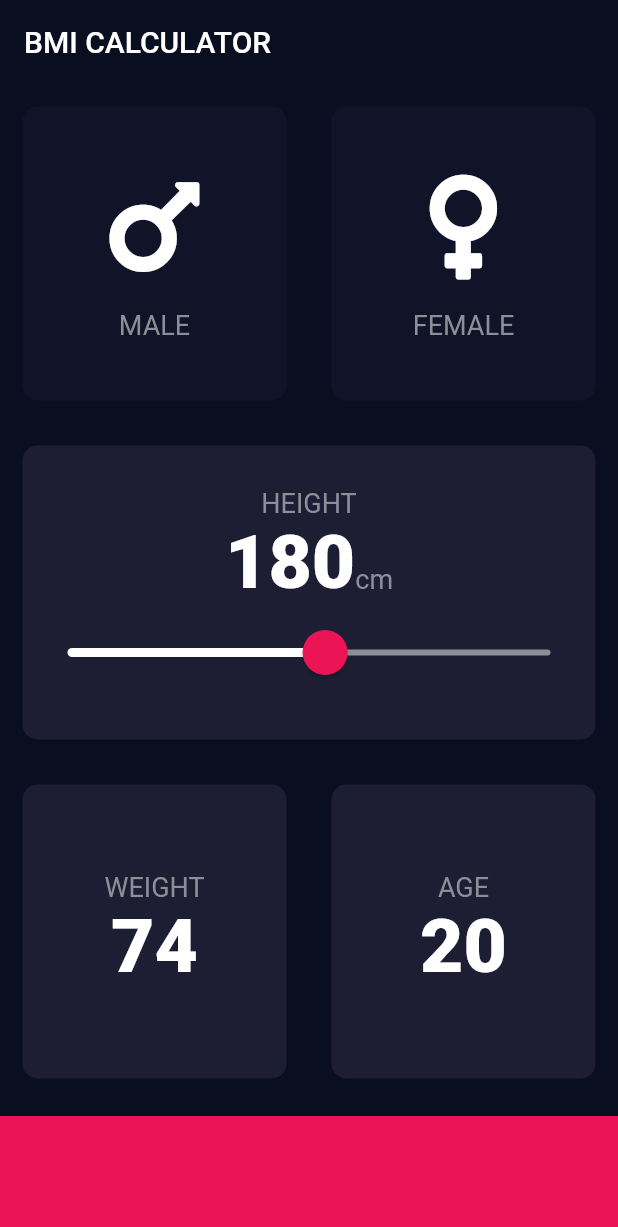
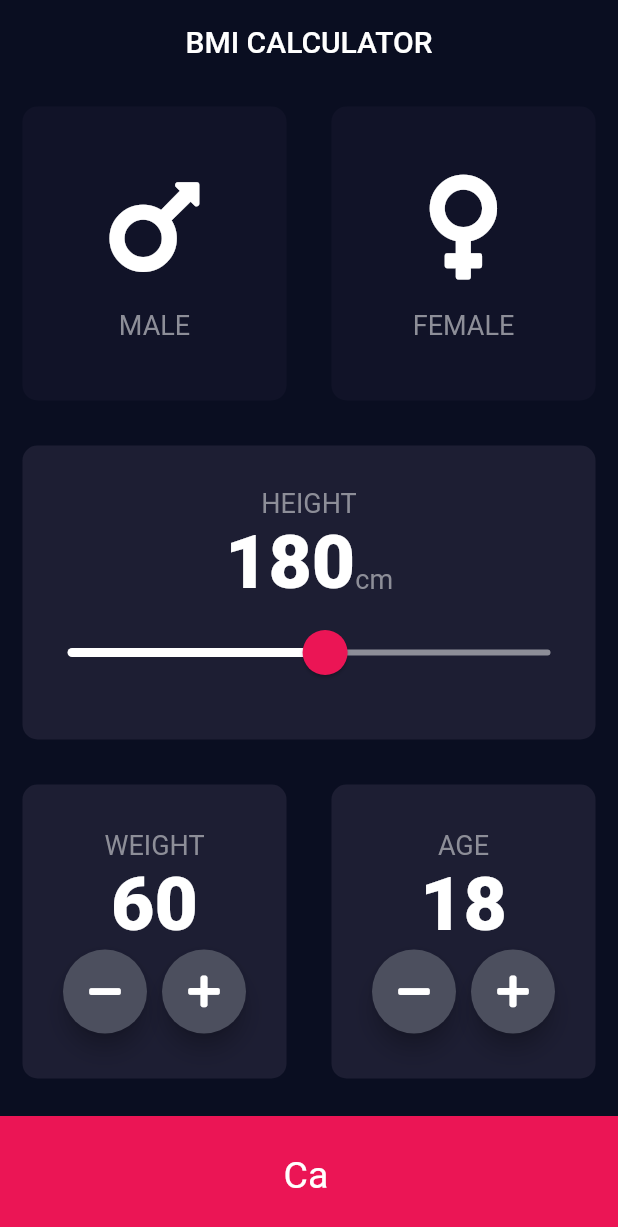
Before and after one commit to risheekmittal/BMI-Calculator, a Flutter app: the screen it shows after launch, on a phone screen of 412 x 824 dp. Shown: the top 1227 px of the screen. Run offline on Flutter 3.47's test engine with Material 2 defaults, Android fonts, the phone set to English and light mode, and no system bars; our stand-ins replace font_awesome_flutter; missing offline and left inert: dart:html.

Commit message:
First Commit

```diff
--- a/lib/input_page.dart
+++ b/lib/input_page.dart
@@ -5,8 +5,12 @@ import 'package:font_awesome_flutter/font_awesome_flutter.dart';
 import 'package:bmi_calculator/reusable_card.dart';
 import 'gender_card.dart';
 import 'constants.dart';
+import 'results_page.dart';
 
 enum Gender {male, female}
+
+int weight = 60;
+int age = 18;
 
 class InputPage extends StatefulWidget {
   @override
@@ -114,7 +118,31 @@ class _InputPageState extends State<InputPage> {
                       mainAxisAlignment: MainAxisAlignment.center,
                       children: [
                         Text("WEIGHT", style: kLabelTextStyle,),
-                        Text("74", style: kNumberTextStyle,)
+                        Text(weight.toString(), style: kNumberTextStyle,),
+                        Row(
+                          mainAxisAlignment: MainAxisAlignment.center,
+                          children : [
+                            RoundIconButton(
+                                icon: FontAwesomeIcons.minus,
+                                onPressed: (){
+                                  setState(() {
+                                    weight-=1;
+                                  });
+                                },
+                            ),
+                            SizedBox(
+                              width: 10.0,
+                            ),
+                            RoundIconButton(
+                              icon: FontAwesomeIcons.plus,
+                              onPressed: (){
+                                setState(() {
+                                  weight+=1;
+                                });
+                              },
+                            ),
+                          ],
+                        )
                       ],
                     ),
                   ),
@@ -126,7 +154,31 @@ class _InputPageState extends State<InputPage> {
                       mainAxisAlignment: MainAxisAlignment.center,
                       children: [
                         Text("AGE", style: kLabelTextStyle,),
-                        Text("20", style: kNumberTextStyle,)
+                        Text(age.toString(), style: kNumberTextStyle,),
+                        Row(
+                          mainAxisAlignment: MainAxisAlignment.center,
+                          children : [
+                            RoundIconButton(
+                              icon: FontAwesomeIcons.minus,
+                              onPressed: (){
+                                setState(() {
+                                  age-=1;
+                                });
+                              },
+                            ),
+                            SizedBox(
+                              width: 10.0,
+                            ),
+                            RoundIconButton(
+                              icon: FontAwesomeIcons.plus,
+                              onPressed: (){
+                                setState(() {
+                                  age+=1;
+                                });
+                              },
+                            ),
+                          ],
+                        )
                       ],
                     ),
                   ),
@@ -134,14 +186,46 @@ class _InputPageState extends State<InputPage> {
               ],
             ),
           ),
-          Container(
-            color: kBottomContainerColour,
-            margin: EdgeInsets.only(top: 10.0),
-            width: double.infinity,
-            height: kBottomContainerHeight,
+          GestureDetector(
+            onTap: (){
+              setState(() {
+                Navigator.push(context, MaterialPageRoute(builder: (context) => ResultsPage()));
+              });
+            },
+            child: Container(
+              padding: EdgeInsets.symmetric(vertical: 25.0, horizontal: 189.0),
+              child: Text('Calculate', style: TextStyle(fontSize: 25.0),),
+              color: kBottomContainerColour,
+              margin: EdgeInsets.only(top: 10.0),
+              width: double.infinity,
+              height: kBottomContainerHeight,
+            ),
           )
         ],
       ),
     );
   }
 }
+
+class RoundIconButton extends StatelessWidget {
+
+  RoundIconButton({@required this.icon,this.onPressed});
+
+  final IconData icon;
+  final Function onPressed;
+
+  @override
+  Widget build(BuildContext context) {
+    return RawMaterialButton(
+      child: Icon(icon),
+      onPressed: onPressed,
+      constraints: BoxConstraints.tightFor(
+          width: 56.0,
+          height: 56.0,
+      ),
+      fillColor: Color(0xFF4C4F5E),
+      shape: CircleBorder(),
+      elevation: 6.0,
+    );
+  }
+}
--- a/lib/main.dart
+++ b/lib/main.dart
@@ -10,6 +10,7 @@ class BMICalculator extends StatelessWidget {
       theme : ThemeData.dark().copyWith(
         primaryColor: Color(0xFF0A0E21),
         scaffoldBackgroundColor: Color(0xFF0A0E21),
+        platform: TargetPlatform.iOS,
       ),
       debugShowCheckedModeBanner: false,
       home: InputPage(),
```
Also changed, not shown: lib/results_page.dart (added, +17 -0 lines).
